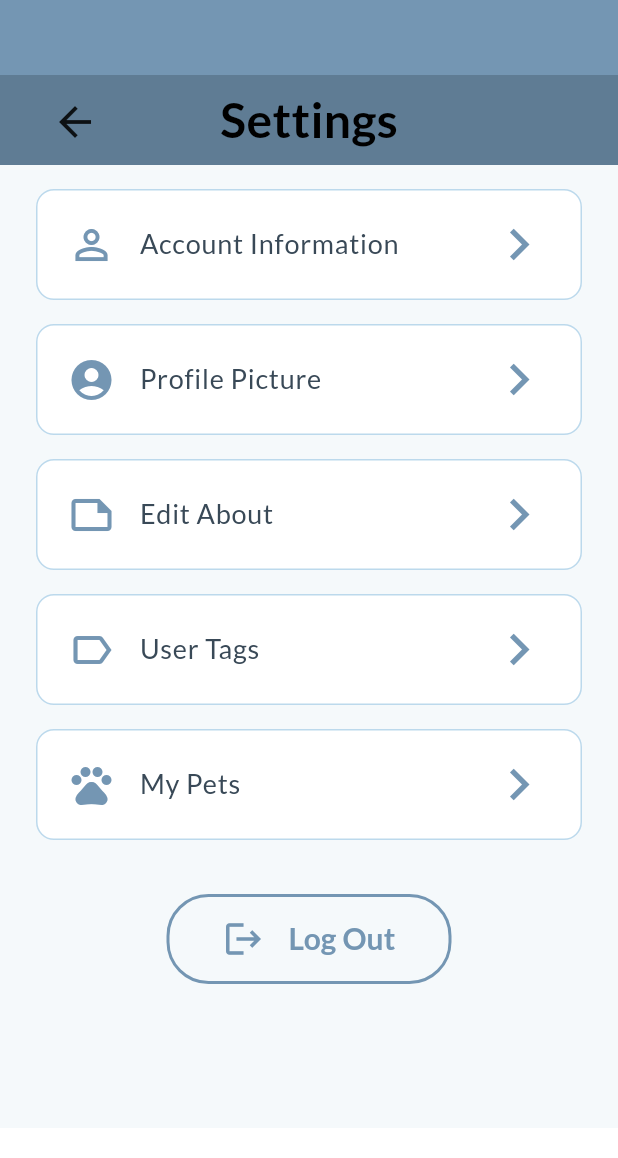
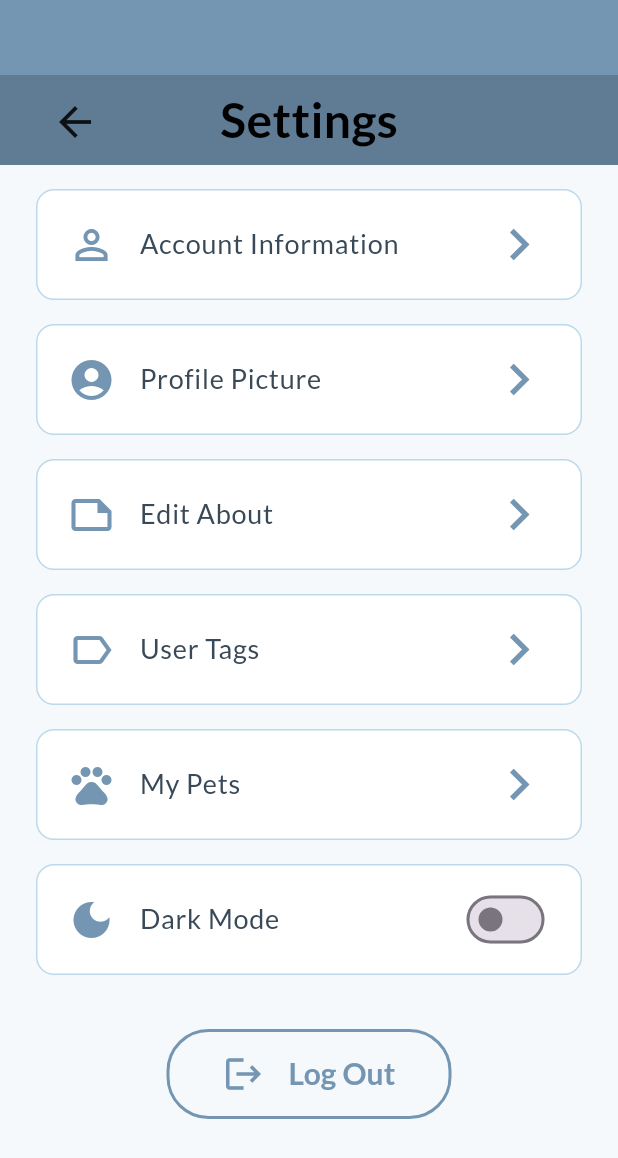
Before and after one commit to dluzong/TheDailyTail, a Flutter app: the OnboardingScreen screen opened directly, after a tap on "Skip", after a tap on the "person" icon, after a tap on the "settings" icon, on a phone screen of 412 x 824 dp. Shown: the top 1158 px of the screen. Run offline on Flutter 3.47's test engine with Material 3 defaults, Android fonts, the phone set to English and light mode, and no system bars; our stand-ins replace flutter_dotenv, google_fonts, image_picker, lottie, shared_preferences, smooth_page_indicator and 3 more; accounts and stored records are empty; network calls fail.

Commit message:
added dark mode toggle to settings

```diff
--- a/frontend/lib/screens/dashboard_screen.dart
+++ b/frontend/lib/screens/dashboard_screen.dart
@@ -131,30 +131,10 @@ class _DashboardScreenState extends State<DashboardScreen> {
 
             const SizedBox(height: 24),
 
-            // Dashboard title with theme toggle
-            Row(
-              mainAxisAlignment: MainAxisAlignment.spaceBetween,
-              children: [
-                Text('Dashboard',
-                    style: GoogleFonts.lato(
-                        fontSize: 24, fontWeight: FontWeight.bold)),
-                Consumer<ThemeProvider>(
-                  builder: (context, themeProvider, _) {
-                    return IconButton(
-                      icon: Icon(
-                        themeProvider.isDarkMode
-                            ? Icons.light_mode
-                            : Icons.dark_mode,
-                        size: 24,
-                      ),
-                      onPressed: () {
-                        themeProvider.toggleTheme();
-                      },
-                    );
-                  },
-                ),
-              ],
-            ),
+            // Dashboard title
+            Text('Dashboard',
+                style: GoogleFonts.lato(
+                    fontSize: 24, fontWeight: FontWeight.bold)),
             const SizedBox(height: 6),
             const Divider(thickness: 2),
             const SizedBox(height: 16),
--- a/frontend/lib/screens/user_settings.dart
+++ b/frontend/lib/screens/user_settings.dart
@@ -9,6 +9,7 @@ import 'user_settings_dialogs.dart';
 import 'launch_screen.dart';
 import '../user_provider.dart';
 import '../pet_provider.dart' as pet_provider;
+import '../theme_provider.dart';
 import 'dart:io';
 
 
@@ -546,6 +547,53 @@ class _UserSettingsScreenState extends State<UserSettingsScreen>
                 title: 'My Pets',
                 onTap: () => _showPetsDialog(),
               ),
+              const SizedBox(height: 8),
+              Consumer<ThemeProvider>(
+                builder: (context, themeProvider, _) {
+                  return Container(
+                    margin: const EdgeInsets.symmetric(horizontal: 24, vertical: 4),
+                    decoration: BoxDecoration(
+                      color: Theme.of(context).brightness == Brightness.dark
+                          ? const Color(0xFF2A2A2A)
+                          : Colors.white,
+                      borderRadius: BorderRadius.circular(12),
+                      border: Border.all(
+                        color: Theme.of(context).brightness == Brightness.dark
+                            ? const Color(0xFF3A3A3A)
+                            : const Color(0xFFBCD9EC),
+                      ),
+                    ),
+                    child: ListTile(
+                      leading: Icon(
+                        themeProvider.isDarkMode
+                            ? Icons.light_mode
+                            : Icons.dark_mode,
+                        color: Theme.of(context).brightness == Brightness.dark
+                            ? const Color(0xFF7FA8C7)
+                            : const Color(0xFF7496B3),
+                        size: 32,
+                      ),
+                      title: Text(
+                        themeProvider.isDarkMode ? 'Light Mode' : 'Dark Mode',
+                        style: GoogleFonts.lato(
+                          fontSize: 18,
+                          color: Theme.of(context).brightness == Brightness.dark
+                              ? Colors.white
+                              : const Color(0xFF394957),
+                        ),
+                      ),
+                      trailing: Switch(
+                        value: themeProvider.isDarkMode,
+                        onChanged: (_) => themeProvider.toggleTheme(),
+                        activeColor: Theme.of(context).brightness == Brightness.dark
+                            ? const Color(0xFF4A6B85)
+                            : const Color(0xFF7496B3),
+                      ),
+                      contentPadding: const EdgeInsets.symmetric(horizontal: 20, vertical: 8),
+                    ),
+                  );
+                },
+              ),
 
               const SizedBox(height: 16),
 
```
